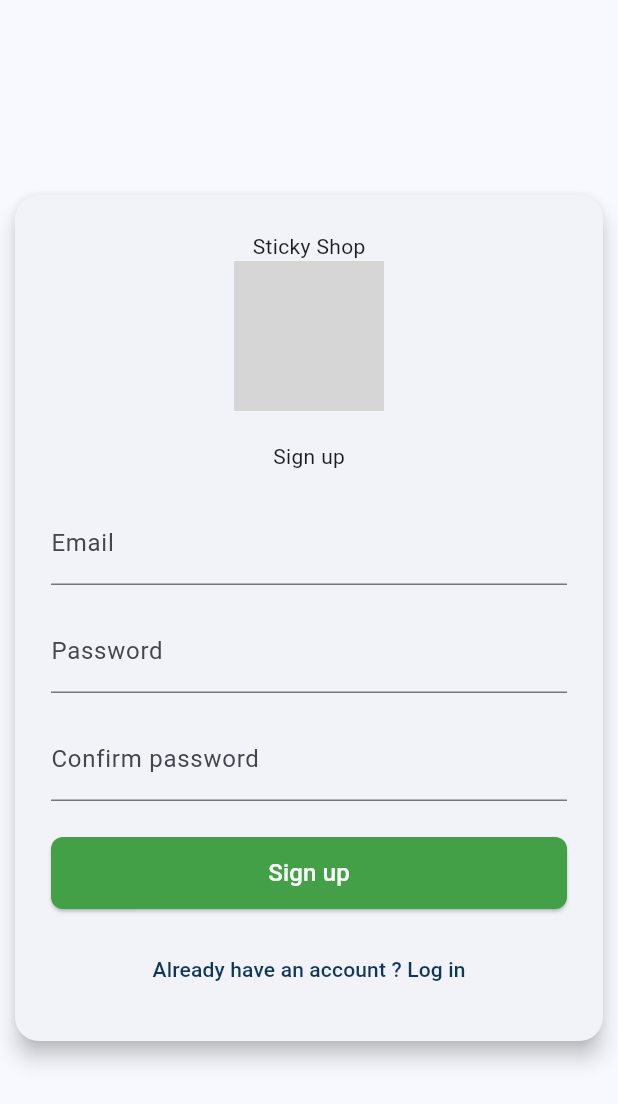
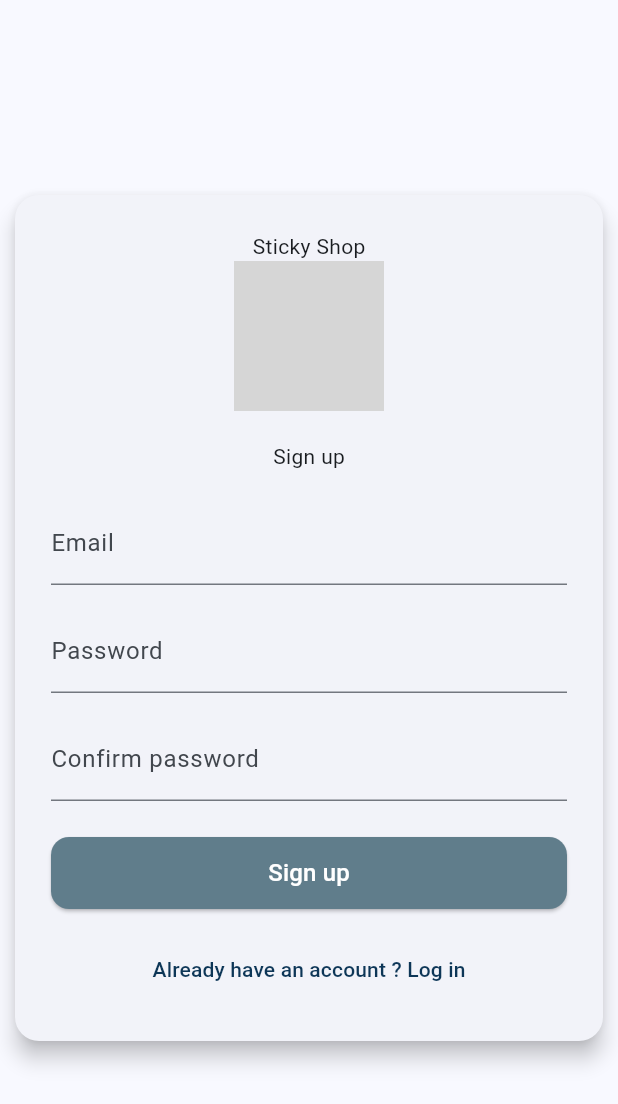
Before and after one commit to Elyn03/sticky-flutter-shop, a Flutter app: the RegisterPage screen opened directly, on a phone screen of 412 x 824 dp. Shown: the top 1104 px of the screen. Run offline on Flutter 3.47's test engine with Material 3 defaults, Android fonts, the phone set to English and light mode, and no system bars; our stand-ins replace firebase_auth, firebase_core, go_router, share_plus; accounts and stored records are empty; network calls fail; grey boxes are pictures that could not be loaded.

Commit message:
:bento: create button widget

```diff
--- a/lib/pages/register_page.dart
+++ b/lib/pages/register_page.dart
@@ -1,6 +1,7 @@
 import 'package:flutter/material.dart';
 import 'package:firebase_auth/firebase_auth.dart';
 import 'package:go_router/go_router.dart';
+import '../widgets/button.dart';
 
 class RegisterPage extends StatefulWidget {
   const RegisterPage({super.key});
@@ -168,25 +169,12 @@ class _RegisterPageState extends State<RegisterPage> {
                   if (_errorMessage.isNotEmpty)
                     const SizedBox(height: 16),
 
-                  SizedBox(
-                    width: double.infinity,
-                    height: 48,
-                    child: ElevatedButton(
-                      onPressed: _isLoading ? null : _register,
-                      style: ElevatedButton.styleFrom(
-                        backgroundColor: Colors.green[600],
-                        foregroundColor: Colors.white,
-                        shape: RoundedRectangleBorder(
-                          borderRadius: BorderRadius.circular(8),
-                        ),
-                      ),
-                      child: _isLoading
-                          ? const CircularProgressIndicator(color: Colors.white)
-                          : const Text("Sign up", style: TextStyle(fontSize: 16)),
-                    ),
+                  Button(
+                    text: "Sign up",
+                    onPressed: _register,
+                    color: Colors.blueGrey,
                   ),
                   const SizedBox(height: 16),
-
                   TextButton(
                     onPressed: _isLoading ? null : () => context.go('/login'),
                     child: const Text("Already have an account ? Log in"),
--- /dev/null
+++ b/lib/widgets/button.dart
@@ -0,0 +1,46 @@
+import 'package:flutter/material.dart';
+
+class Button extends StatelessWidget {
+  final String text;
+  final bool isLoading;
+  final double? width;
+  final Color? color;
+  final Color? textColor;
+  final VoidCallback? onPressed;
+
+  const Button({
+    super.key,
+    required this.text,
+    this.isLoading = false,
+    this.width,
+    this.color,
+    this.textColor,
+    required this.onPressed,
+  });
+
+  @override
+  Widget build(BuildContext context) {
+    final theme = Theme.of(context);
+
+    return SizedBox(
+      width: width ?? double.infinity,
+      height: 48,
+      child: ElevatedButton(
+        onPressed: isLoading ? null : onPressed,
+        style: ElevatedButton.styleFrom(
+          backgroundColor: color ?? theme.colorScheme.primary,
+          foregroundColor: textColor ?? theme.colorScheme.onPrimary,
+          shape: RoundedRectangleBorder(
+            borderRadius: BorderRadius.circular(12),
+          ),
+        ),
+        child: isLoading
+            ? const CircularProgressIndicator(color: Colors.white)
+            : Text(
+          text,
+          style: const TextStyle(fontSize: 16),
+        ),
+      ),
+    );
+  }
+}
```
Also changed, not shown: lib/pages/cart_page.dart (+7 -27 lines), lib/pages/home_page.dart (+41 -27 lines), lib/pages/login_page.dart (+4 -18 lines), lib/pages/product_page.dart (+4 -26 lines).
